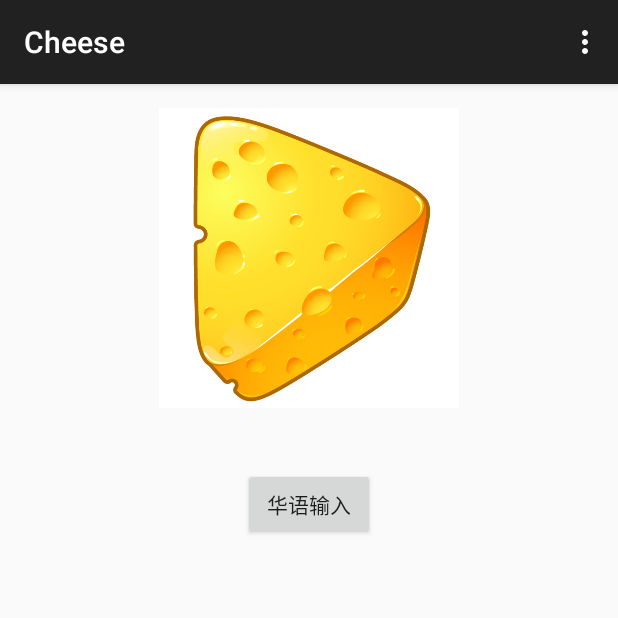
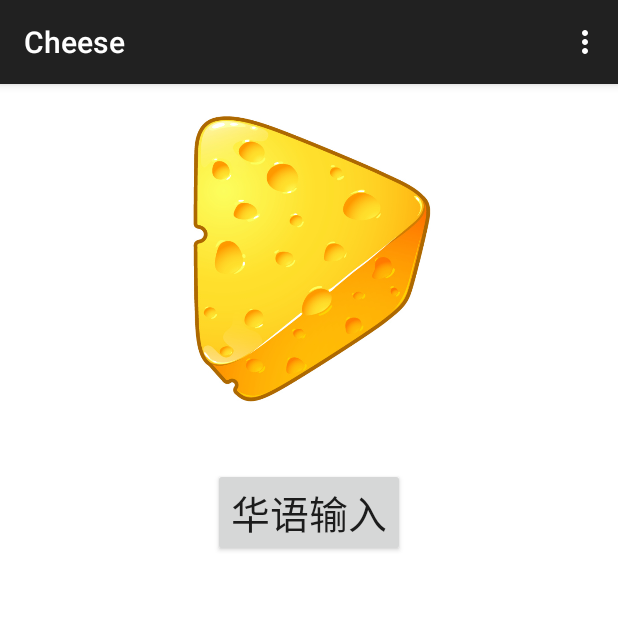
Before and after one commit to goh-chunlin/Cheese, an Android app: the screen it shows after launch (MainActivity), on a phone screen of 412 x 824 dp, the top half of it. Run offline under Robolectric (Android 15) with nearby library versions, the phone set to English and light mode, and no system bars.

Commit message:
1. Changed background color to white; 2. Increase the font size of button.

```diff
--- a/app/src/main/res/layout/activity_main.xml
+++ b/app/src/main/res/layout/activity_main.xml
@@ -3,7 +3,9 @@
     android:layout_height="match_parent" android:paddingLeft="@dimen/activity_horizontal_margin"
     android:paddingRight="@dimen/activity_horizontal_margin"
     android:paddingTop="@dimen/activity_vertical_margin"
-    android:paddingBottom="@dimen/activity_vertical_margin" tools:context=".MainActivity">
+    android:paddingBottom="@dimen/activity_vertical_margin"
+    android:background="@color/white"
+    tools:context=".MainActivity">
 
     <LinearLayout
         android:orientation="vertical"
@@ -22,6 +24,7 @@
             android:layout_gravity="center"
             android:text="@string/btn_chinese_voice_input"
             android:layout_marginTop="40dp"
+            android:textSize="26sp"
             android:scaleType="centerInside" />
 
 
--- a/app/src/main/res/values/strings.xml
+++ b/app/src/main/res/values/strings.xml
@@ -1,5 +1,7 @@
 <resources>
     <string name="app_name">Cheese</string>
+
+    <color name="white">#FFFFFF</color>
 
     <string name="btn_chinese_voice_input">华语输入</string>
     <string name="action_settings">Settings</string>
```
